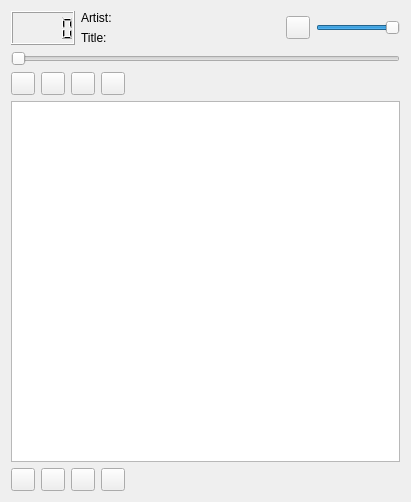
Above: src/qompmainwin.ui from qomp/qomp before the change. Below: the same form after it.
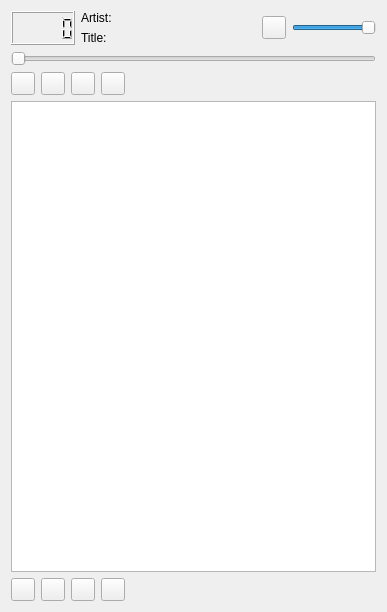
That is the form after the change. Icons and pictures are not drawn. Custom widgets are drawn as their Qt base class.

Commit message: fix current tune name displaying

Diff of the .ui file:
```diff
--- a/src/qompmainwin.ui
+++ b/src/qompmainwin.ui
@@ -6,8 +6,8 @@
    <rect>
     <x>0</x>
     <y>0</y>
-    <width>411</width>
-    <height>502</height>
+    <width>387</width>
+    <height>612</height>
    </rect>
   </property>
   <property name="contextMenuPolicy">
@@ -25,7 +25,14 @@
     <item>
      <layout class="QHBoxLayout" name="horizontalLayout">
       <item>
-       <widget class="QLCDNumber" name="lcd"/>
+       <widget class="QLCDNumber" name="lcd">
+        <property name="sizePolicy">
+         <sizepolicy hsizetype="Fixed" vsizetype="Minimum">
+          <horstretch>0</horstretch>
+          <verstretch>0</verstretch>
+         </sizepolicy>
+        </property>
+       </widget>
       </item>
       <item>
        <layout class="QFormLayout" name="formLayout">
@@ -35,7 +42,7 @@
         <item row="0" column="0">
          <widget class="QLabel" name="label">
           <property name="sizePolicy">
-           <sizepolicy hsizetype="Preferred" vsizetype="Preferred">
+           <sizepolicy hsizetype="Minimum" vsizetype="Preferred">
             <horstretch>0</horstretch>
             <verstretch>0</verstretch>
            </sizepolicy>
@@ -48,7 +55,7 @@
         <item row="0" column="1">
          <widget class="QLabel" name="lb_artist">
           <property name="sizePolicy">
-           <sizepolicy hsizetype="Maximum" vsizetype="Preferred">
+           <sizepolicy hsizetype="Ignored" vsizetype="Preferred">
             <horstretch>0</horstretch>
             <verstretch>0</verstretch>
            </sizepolicy>
@@ -61,7 +68,7 @@
         <item row="1" column="0">
          <widget class="QLabel" name="label_2">
           <property name="sizePolicy">
-           <sizepolicy hsizetype="Preferred" vsizetype="Preferred">
+           <sizepolicy hsizetype="Minimum" vsizetype="Preferred">
             <horstretch>0</horstretch>
             <verstretch>0</verstretch>
            </sizepolicy>
@@ -74,7 +81,7 @@
         <item row="1" column="1">
          <widget class="QLabel" name="lb_title">
           <property name="sizePolicy">
-           <sizepolicy hsizetype="Maximum" vsizetype="Preferred">
+           <sizepolicy hsizetype="Ignored" vsizetype="Preferred">
             <horstretch>0</horstretch>
             <verstretch>0</verstretch>
            </sizepolicy>
@@ -86,19 +93,6 @@
         </item>
        </layout>
       </item>
-      <item>
-       <spacer name="horizontalSpacer">
-        <property name="orientation">
-         <enum>Qt::Horizontal</enum>
-        </property>
-        <property name="sizeHint" stdset="0">
-         <size>
-          <width>40</width>
-          <height>20</height>
-         </size>
-        </property>
-       </spacer>
-      </item>
       <item>
        <widget class="QToolButton" name="tb_mute">
         <property name="text">
```
